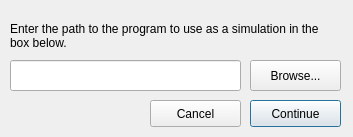
dutchgold92/TaskStalker, file simulatorinit.ui: the form before one commit.
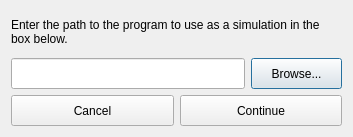
The form after the commit. Icons and pictures are not drawn.

```diff
--- a/simulatorinit.ui
+++ b/simulatorinit.ui
@@ -10,6 +10,18 @@
     <height>137</height>
    </rect>
   </property>
+  <property name="sizePolicy">
+   <sizepolicy hsizetype="MinimumExpanding" vsizetype="MinimumExpanding">
+    <horstretch>0</horstretch>
+    <verstretch>0</verstretch>
+   </sizepolicy>
+  </property>
+  <property name="minimumSize">
+   <size>
+    <width>353</width>
+    <height>137</height>
+   </size>
+  </property>
   <property name="windowTitle">
    <string>Select Program For Simulation</string>
   </property>
@@ -17,24 +29,20 @@
    <iconset resource="images.qrc">
     <normaloff>:/img/icon.png</normaloff>:/img/icon.png</iconset>
   </property>
-  <widget class="QLineEdit" name="fileInput">
-   <property name="geometry">
-    <rect>
-     <x>10</x>
-     <y>60</y>
-     <width>231</width>
-     <height>31</height>
-    </rect>
-   </property>
-  </widget>
+  <layout class="QVBoxLayout" name="verticalLayout">
+   <item>
   <widget class="QLabel" name="label">
-   <property name="geometry">
-    <rect>
-     <x>10</x>
-     <y>10</y>
+     <property name="sizePolicy">
+      <sizepolicy hsizetype="MinimumExpanding" vsizetype="MinimumExpanding">
+       <horstretch>0</horstretch>
+       <verstretch>0</verstretch>
+      </sizepolicy>
+     </property>
+     <property name="minimumSize">
+      <size>
      <width>331</width>
-     <height>51</height>
-    </rect>
+       <height>41</height>
+      </size>
    </property>
    <property name="text">
     <string>Enter the path to the program to use as a simulation in the box below.</string>
@@ -43,45 +51,102 @@
     <bool>true</bool>
    </property>
   </widget>
-  <widget class="QPushButton" name="continueButton">
-   <property name="geometry">
-    <rect>
-     <x>250</x>
-     <y>100</y>
-     <width>91</width>
-     <height>27</height>
-    </rect>
-   </property>
-   <property name="text">
-    <string>Continue</string>
-   </property>
-  </widget>
-  <widget class="QPushButton" name="cancelButton">
-   <property name="geometry">
-    <rect>
-     <x>150</x>
-     <y>100</y>
-     <width>91</width>
-     <height>27</height>
-    </rect>
-   </property>
-   <property name="text">
-    <string>Cancel</string>
-   </property>
-  </widget>
+   </item>
+   <item>
+    <layout class="QHBoxLayout" name="horizontalLayout">
+     <property name="sizeConstraint">
+      <enum>QLayout::SetMinimumSize</enum>
+     </property>
+     <item>
+      <widget class="QLineEdit" name="fileInput">
+       <property name="sizePolicy">
+        <sizepolicy hsizetype="MinimumExpanding" vsizetype="Minimum">
+         <horstretch>0</horstretch>
+         <verstretch>0</verstretch>
+        </sizepolicy>
+       </property>
+       <property name="minimumSize">
+        <size>
+         <width>231</width>
+         <height>31</height>
+        </size>
+       </property>
+      </widget>
+     </item>
+     <item>
   <widget class="QPushButton" name="browseButton">
-   <property name="geometry">
-    <rect>
-     <x>250</x>
-     <y>60</y>
+       <property name="sizePolicy">
+        <sizepolicy hsizetype="Minimum" vsizetype="Minimum">
+         <horstretch>0</horstretch>
+         <verstretch>0</verstretch>
+        </sizepolicy>
+       </property>
+       <property name="minimumSize">
+        <size>
      <width>91</width>
      <height>31</height>
-    </rect>
+        </size>
    </property>
    <property name="text">
     <string>Browse...</string>
    </property>
   </widget>
+     </item>
+    </layout>
+   </item>
+   <item>
+    <spacer name="verticalSpacer">
+     <property name="orientation">
+      <enum>Qt::Vertical</enum>
+     </property>
+     <property name="sizeHint" stdset="0">
+      <size>
+       <width>20</width>
+       <height>40</height>
+      </size>
+     </property>
+    </spacer>
+   </item>
+   <item>
+    <layout class="QHBoxLayout" name="horizontalLayout_2">
+     <property name="sizeConstraint">
+      <enum>QLayout::SetMaximumSize</enum>
+     </property>
+     <item>
+      <widget class="QPushButton" name="cancelButton">
+       <property name="sizePolicy">
+        <sizepolicy hsizetype="MinimumExpanding" vsizetype="Minimum">
+         <horstretch>0</horstretch>
+         <verstretch>0</verstretch>
+        </sizepolicy>
+       </property>
+       <property name="minimumSize">
+        <size>
+         <width>81</width>
+         <height>31</height>
+        </size>
+       </property>
+       <property name="text">
+        <string>Cancel</string>
+       </property>
+      </widget>
+     </item>
+     <item>
+      <widget class="QPushButton" name="continueButton">
+       <property name="sizePolicy">
+        <sizepolicy hsizetype="MinimumExpanding" vsizetype="Minimum">
+         <horstretch>0</horstretch>
+         <verstretch>0</verstretch>
+        </sizepolicy>
+       </property>
+       <property name="text">
+        <string>Continue</string>
+       </property>
+      </widget>
+     </item>
+    </layout>
+   </item>
+  </layout>
  </widget>
  <resources>
   <include location="images.qrc"/>
```
Lines whose indentation alone changed are shown as unchanged.
